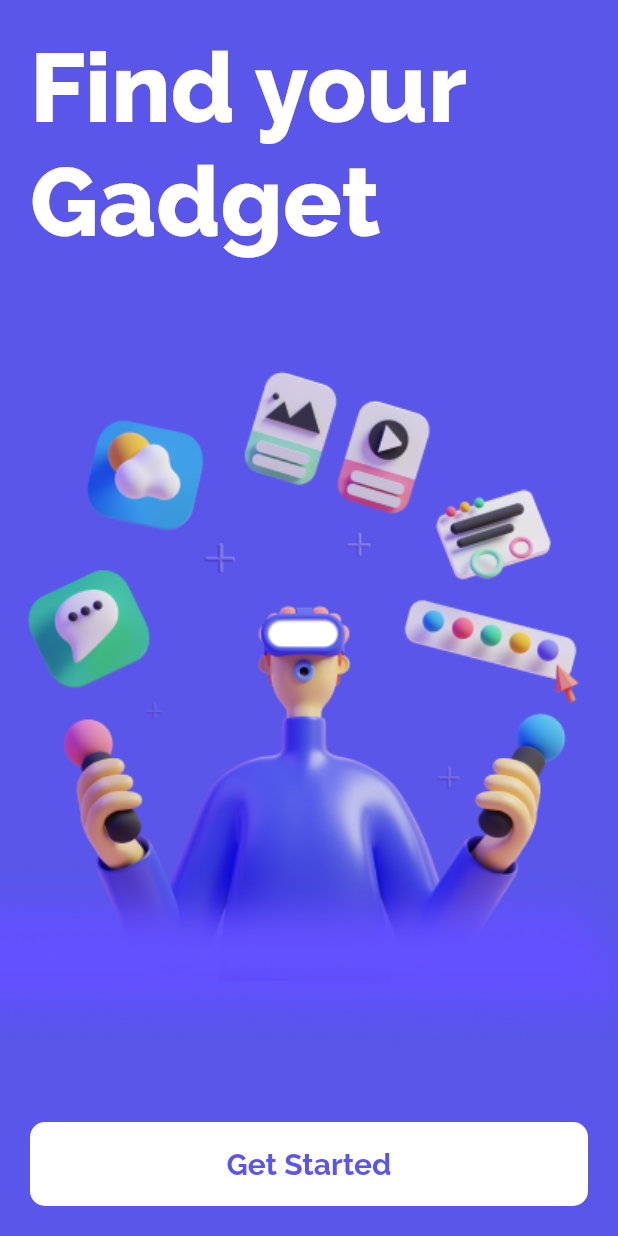
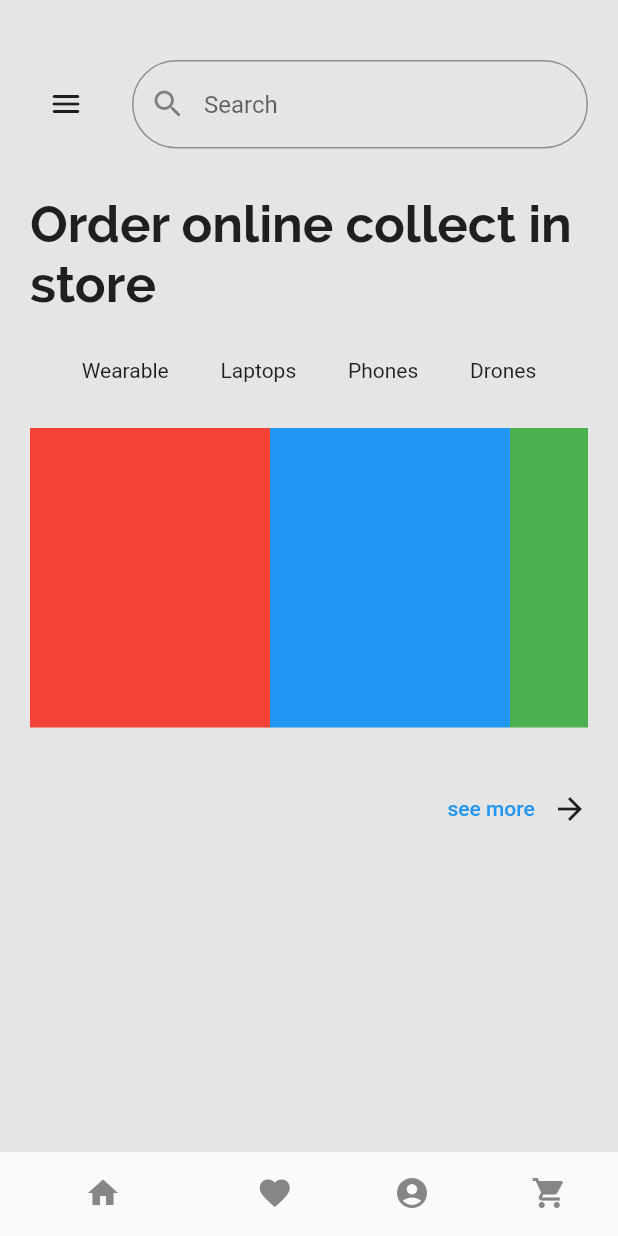
Before and after one commit to muaazshoaib/tech_ecommerce_app, a Flutter app: the screen it shows after launch, on a phone screen of 412 x 824 dp. Run offline on Flutter 3.47's test engine with Material 2 defaults, Android fonts, the phone set to English and light mode, and no system bars.

Commit message:
created simple bottom navigation bar

```diff
--- a/lib/colors.dart
+++ b/lib/colors.dart
@@ -2,3 +2,4 @@ import 'package:flutter/material.dart';
 
 Color kBlueColor = const Color(0xFF5956E9);
 Color kGreyColor = const Color(0xFF868686);
+Color kWhiteColor = const Color(0xFFE5E5E5);
--- a/lib/main.dart
+++ b/lib/main.dart
@@ -1,5 +1,5 @@
 import 'package:flutter/material.dart';
-import 'package:tech_ecommerce_app/screens/splash_screen.dart';
+import 'package:tech_ecommerce_app/screens/supporting_screens/supporting_screen_for_bottom_navigation_bar.dart';
 
 void main() {
   runApp(const EcommerceApp());
@@ -13,7 +13,7 @@ class EcommerceApp extends StatelessWidget {
     return const MaterialApp(
       debugShowCheckedModeBanner: false,
       title: 'Tech Ecommerce App',
-      home: SplashScreen(),
+      home: SupportingScreenForBottomNavigationbar(),
     );
   }
 }
--- /dev/null
+++ b/lib/screens/checkout_screen.dart
@@ -0,0 +1,16 @@
+import 'package:flutter/material.dart';
+
+class CheckoutScreen extends StatelessWidget {
+  const CheckoutScreen({Key? key}) : super(key: key);
+
+  @override
+  Widget build(BuildContext context) {
+    return const SafeArea(
+      child: Scaffold(
+        body: Center(
+          child: Text('Checkout Screen'),
+        ),
+      ),
+    );
+  }
+}
--- /dev/null
+++ b/lib/screens/favorites_screen.dart
@@ -0,0 +1,16 @@
+import 'package:flutter/material.dart';
+
+class FavoritesScreen extends StatelessWidget {
+  const FavoritesScreen({Key? key}) : super(key: key);
+
+  @override
+  Widget build(BuildContext context) {
+    return const SafeArea(
+      child: Scaffold(
+        body: Center(
+          child: Text('Favorites Screen'),
+        ),
+      ),
+    );
+  }
+}
--- /dev/null
+++ b/lib/screens/home_screen.dart
@@ -0,0 +1,118 @@
+import 'package:flutter/material.dart';
+import 'package:tech_ecommerce_app/colors.dart';
+
+class HomeScreen extends StatefulWidget {
+  const HomeScreen({Key? key}) : super(key: key);
+
+  @override
+  State<HomeScreen> createState() => _HomeScreenState();
+}
+
+class _HomeScreenState extends State<HomeScreen> {
+  @override
+  Widget build(BuildContext context) {
+    return SafeArea(
+      child: Scaffold(
+        backgroundColor: kWhiteColor,
+        drawer: const Drawer(),
+        body: Padding(
+          padding: const EdgeInsets.all(20.0),
+          child: Column(
+            crossAxisAlignment: CrossAxisAlignment.start,
+            children: [
+              const SizedBox(
+                height: 20,
+              ),
+              Row(
+                children: [
+                  Center(
+                    child: IconButton(
+                      icon: const Icon(
+                        Icons.menu_rounded,
+                      ),
+                      onPressed: () {
+                        const Drawer();
+                      },
+                    ),
+                  ),
+                  const SizedBox(
+                    width: 20,
+                  ),
+                  Expanded(
+                    child: TextField(
+                      decoration: InputDecoration(
+                        hintText: 'Search',
+                        prefixIcon: const Icon(Icons.search),
+                        border: OutlineInputBorder(
+                          borderRadius: BorderRadius.circular(30),
+                        ),
+                      ),
+                    ),
+                  ),
+                ],
+              ),
+              const SizedBox(
+                height: 30,
+              ),
+              const Text(
+                'Order online collect in store',
+                style: TextStyle(fontSize: 34, fontFamily: 'Raleway Bold'),
+              ),
+              const SizedBox(
+                height: 30,
+              ),
+              Row(
+                mainAxisAlignment: MainAxisAlignment.spaceEvenly,
+                children: const [
+                  Text('Wearable'),
+                  Text('Laptops'),
+                  Text('Phones'),
+                  Text('Drones'),
+                ],
+              ),
+              const SizedBox(
+                height: 30,
+              ),
+              SizedBox(
+                height: 200,
+                child: ListView(
+                  scrollDirection: Axis.horizontal,
+                  children: [
+                    Container(
+                      width: 160,
+                      color: Colors.red,
+                    ),
+                    Container(
+                      width: 160,
+                      color: Colors.blue,
+                    ),
+                    Container(
+                      width: 160,
+                      color: Colors.green,
+                    ),
+                  ],
+                ),
+              ),
+              const SizedBox(
+                height: 30,
+              ),
+              Row(
+                mainAxisAlignment: MainAxisAlignment.end,
+                children: [
+                  TextButton(
+                    onPressed: () {},
+                    child: const Text('see more '),
+                  ),
+                  const Icon(Icons.arrow_forward)
+                ],
+              ),
+              const SizedBox(
+                height: 30,
+              ),
+            ],
+          ),
+        ),
+      ),
+    );
+  }
+}
--- a/lib/screens/login_screen.dart
+++ b/lib/screens/login_screen.dart
@@ -2,6 +2,7 @@ import 'package:flutter/material.dart';
 import 'package:tech_ecommerce_app/colors.dart';
 import 'package:tech_ecommerce_app/components/login_screen_background_design.dart';
 import 'package:tech_ecommerce_app/components/title_heading_in_app_screen.dart';
+import 'package:tech_ecommerce_app/screens/home_screen.dart';
 
 class LoginScreen extends StatelessWidget {
   const LoginScreen({Key? key}) : super(key: key);
@@ -141,7 +142,14 @@ class LoginScreen extends StatelessWidget {
                                     ),
                                   ),
                                 ),
-                                onPressed: () {},
+                                onPressed: () {
+                                  Navigator.push(
+                                    context,
+                                    MaterialPageRoute(
+                                      builder: (context) => const HomeScreen(),
+                                    ),
+                                  );
+                                },
                                 child: const SizedBox(
                                   height: 40,
                                   width: double.infinity,
--- /dev/null
+++ b/lib/screens/profile_screen.dart
@@ -0,0 +1,16 @@
+import 'package:flutter/material.dart';
+
+class ProfileScreen extends StatelessWidget {
+  const ProfileScreen({Key? key}) : super(key: key);
+
+  @override
+  Widget build(BuildContext context) {
+    return const SafeArea(
+      child: Scaffold(
+        body: Center(
+          child: Text('Profile Screen'),
+        ),
+      ),
+    );
+  }
+}
--- /dev/null
+++ b/lib/screens/supporting_screens/supporting_screen_for_bottom_navigation_bar.dart
@@ -0,0 +1,82 @@
+import 'package:flutter/material.dart';
+import 'package:tech_ecommerce_app/colors.dart';
+import 'package:tech_ecommerce_app/screens/checkout_screen.dart';
+import 'package:tech_ecommerce_app/screens/favorites_screen.dart';
+import 'package:tech_ecommerce_app/screens/home_screen.dart';
+import 'package:tech_ecommerce_app/screens/profile_screen.dart';
+
+class SupportingScreenForBottomNavigationbar extends StatefulWidget {
+  const SupportingScreenForBottomNavigationbar({Key? key}) : super(key: key);
+
+  @override
+  State<SupportingScreenForBottomNavigationbar> createState() =>
+      _SupportingScreenForBottomNavigationbarState();
+}
+
+class _SupportingScreenForBottomNavigationbarState
+    extends State<SupportingScreenForBottomNavigationbar> {
+  int _selectedIndexInBottomNavigationBar = 0;
+
+  static const List _screensList = [
+    HomeScreen(),
+    FavoritesScreen(),
+    ProfileScreen(),
+    CheckoutScreen(),
+  ];
+
+  void _onItemTappedInBottomNavigationBarItemList(int index) {
+    setState(() {
+      _selectedIndexInBottomNavigationBar = index;
+    });
+  }
+
+  @override
+  Widget build(BuildContext context) {
+    return SafeArea(
+      child: Scaffold(
+        body: _screensList.elementAt(_selectedIndexInBottomNavigationBar),
+        bottomNavigationBar: BottomNavigationBar(
+          elevation: 0.0,
+          showSelectedLabels: false,
+          showUnselectedLabels: false,
+          backgroundColor: kGreyColor,
+          selectedItemColor: kBlueColor,
+          unselectedItemColor: Colors.black,
+          type: BottomNavigationBarType.shifting,
+          items: <BottomNavigationBarItem>[
+            BottomNavigationBarItem(
+              icon: Icon(
+                Icons.home,
+                color: kGreyColor,
+              ),
+              label: 'Home',
+            ),
+            BottomNavigationBarItem(
+              icon: Icon(
+                Icons.favorite,
+                color: kGreyColor,
+              ),
+              label: 'Favorite',
+            ),
+            BottomNavigationBarItem(
+              icon: Icon(
+                Icons.account_circle,
+                color: kGreyColor,
+              ),
+              label: 'Profile',
+            ),
+            BottomNavigationBarItem(
+              icon: Icon(
+                Icons.shopping_cart,
+                color: kGreyColor,
+              ),
+              label: 'Checkout',
+            ),
+          ],
+          currentIndex: _selectedIndexInBottomNavigationBar,
+          onTap: _onItemTappedInBottomNavigationBarItemList,
+        ),
+      ),
+    );
+  }
+}
```
